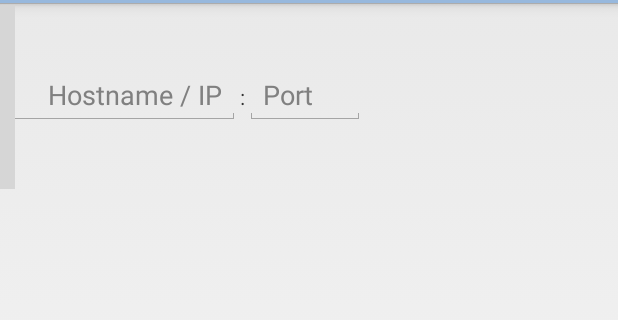
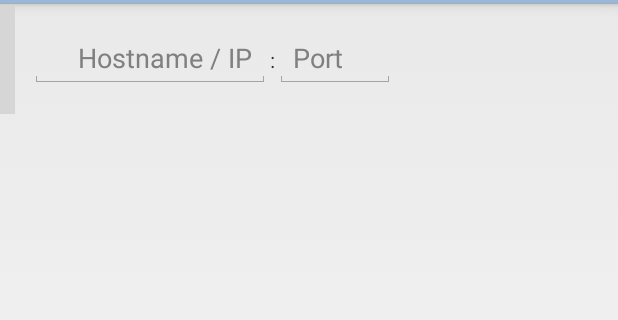
Before and after one commit to Berco/PilightTesting, an Android app: the layout hostholdercard_inner.xml on its own in the app's theme, with its tools: preview values and no code run, on a phone screen of 412 x 824 dp, the part 69-389 px from its top. Run offline under Robolectric (Android 15) with nearby library versions, the phone set to English and light mode, and no system bars; network calls fail; grey boxes are pictures that could not be loaded.

Commit message:
improve the connection card

```diff
--- a/pilightTesting/src/main/res/layout/hostholdercard_inner.xml
+++ b/pilightTesting/src/main/res/layout/hostholdercard_inner.xml
@@ -32,7 +32,7 @@
     <ImageView
         android:id="@+id/colorBorder"
         android:layout_width="10dp"
-        android:layout_height="@dimen/card_base_login_height"
+        android:layout_height="@dimen/card_base_empty_height"
         android:layout_marginTop="2dp"
         android:background="@drawable/rectangle"/>
 
@@ -49,9 +49,12 @@
 
     <RelativeLayout
         android:id="@+id/relativeLayout"
-        android:layout_width="wrap_content"
+        android:layout_width="fill_parent"
         android:layout_height="wrap_content"
-        android:layout_centerInParent="true">
+        android:layout_marginLeft="10dp"
+        android:layout_toRightOf="@id/colorBorder"
+        android:layout_alignParentRight="true"
+        android:layout_centerVertical="true">
 
         <EditText
             android:id="@+id/etHost"
```
